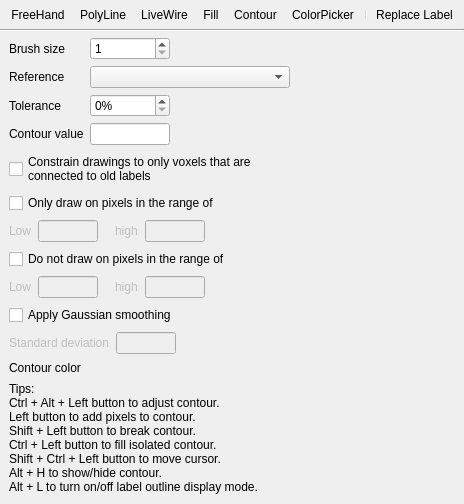
Old version of the form freeview/ToolWindowEdit.ui in the repository neurodebian/freesurfer.
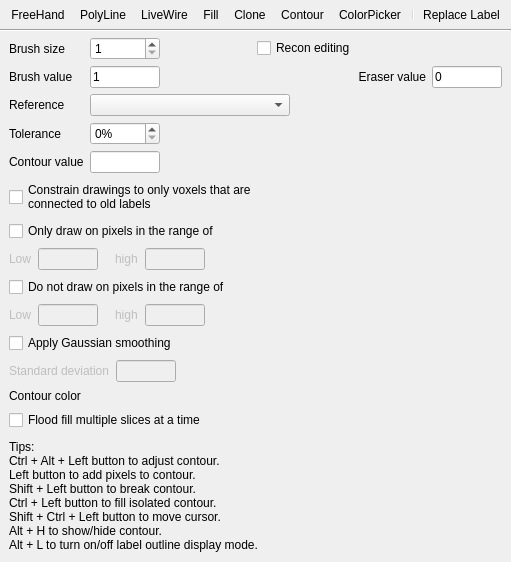
New version of the form. Icons and pictures are not drawn. Custom widgets are drawn as their Qt base class.

```diff
--- a/freeview/ToolWindowEdit.ui
+++ b/freeview/ToolWindowEdit.ui
@@ -6,8 +6,8 @@
    <rect>
     <x>0</x>
     <y>0</y>
-    <width>323</width>
-    <height>590</height>
+    <width>326</width>
+    <height>629</height>
    </rect>
   </property>
   <property name="sizePolicy">
@@ -41,6 +41,7 @@
      <addaction name="actionPolyLine"/>
      <addaction name="actionLiveWire"/>
      <addaction name="actionFill"/>
+     <addaction name="actionClone"/>
      <addaction name="actionContour"/>
      <addaction name="actionColorPicker"/>
      <addaction name="separator"/>
@@ -92,31 +93,18 @@
           <number>1</number>
          </property>
          <property name="maximum">
-          <number>100</number>
+          <number>512</number>
          </property>
         </widget>
        </item>
-       <item row="0" column="2" colspan="3">
-        <spacer name="horizontalSpacer">
-         <property name="orientation">
-          <enum>Qt::Horizontal</enum>
-         </property>
-         <property name="sizeHint" stdset="0">
-          <size>
-           <width>0</width>
-           <height>0</height>
-          </size>
-         </property>
-        </spacer>
-       </item>
-       <item row="1" column="0">
+       <item row="2" column="0">
         <widget class="QLabel" name="labelReference">
          <property name="text">
           <string>Reference</string>
          </property>
         </widget>
        </item>
-       <item row="1" column="1" colspan="3">
+       <item row="2" column="1" colspan="5">
         <widget class="QComboBox" name="comboBoxReference">
          <property name="sizePolicy">
           <sizepolicy hsizetype="Preferred" vsizetype="Fixed">
@@ -132,14 +120,36 @@
          </property>
         </widget>
        </item>
-       <item row="2" column="0">
+       <item row="3" column="0">
         <widget class="QLabel" name="labelTolerance">
          <property name="text">
           <string>Tolerance</string>
          </property>
         </widget>
        </item>
-       <item row="3" column="0">
+       <item row="4" column="1">
+        <widget class="QLineEdit" name="lineEditContourValue">
+         <property name="minimumSize">
+          <size>
+           <width>65</width>
+           <height>0</height>
+          </size>
+         </property>
+         <property name="maximumSize">
+          <size>
+           <width>70</width>
+           <height>16777215</height>
+          </size>
+         </property>
+         <property name="baseSize">
+          <size>
+           <width>0</width>
+           <height>0</height>
+          </size>
+         </property>
+        </widget>
+       </item>
+       <item row="4" column="0">
         <widget class="QLabel" name="labelContourValue">
          <property name="text">
           <string>Contour value</string>
@@ -147,35 +157,13 @@
         </widget>
        </item>
        <item row="3" column="1">
-        <widget class="QLineEdit" name="lineEditContourValue">
-         <property name="minimumSize">
-          <size>
-           <width>0</width>
-           <height>0</height>
-          </size>
-         </property>
-         <property name="maximumSize">
-          <size>
-           <width>80</width>
-           <height>16777215</height>
-          </size>
-         </property>
-         <property name="baseSize">
-          <size>
-           <width>0</width>
-           <height>0</height>
-          </size>
-         </property>
-        </widget>
-       </item>
-       <item row="2" column="1">
         <widget class="QSpinBox" name="spinBoxTolerance">
          <property name="suffix">
           <string>%</string>
          </property>
         </widget>
        </item>
-       <item row="2" column="3">
+       <item row="3" column="2" colspan="4">
         <spacer name="horizontalSpacer_2">
          <property name="orientation">
           <enum>Qt::Horizontal</enum>
@@ -188,7 +176,7 @@
          </property>
         </spacer>
        </item>
-       <item row="3" column="3">
+       <item row="4" column="2" colspan="4">
         <spacer name="horizontalSpacer_3">
          <property name="orientation">
           <enum>Qt::Horizontal</enum>
@@ -201,6 +189,93 @@
          </property>
         </spacer>
        </item>
+       <item row="0" column="3" colspan="3">
+        <widget class="QCheckBox" name="checkBoxReconEditing">
+         <property name="text">
+          <string>Recon editing</string>
+         </property>
+        </widget>
+       </item>
+       <item row="1" column="0">
+        <widget class="QLabel" name="labelBrushValue">
+         <property name="text">
+          <string>Brush value</string>
+         </property>
+        </widget>
+       </item>
+       <item row="1" column="2" colspan="3">
+        <widget class="QLabel" name="labelEraseValue">
+         <property name="text">
+          <string>Eraser value</string>
+         </property>
+         <property name="alignment">
+          <set>Qt::AlignRight|Qt::AlignTrailing|Qt::AlignVCenter</set>
+         </property>
+        </widget>
+       </item>
+       <item row="1" column="1">
+        <widget class="QLineEdit" name="lineEditBrushValue">
+         <property name="minimumSize">
+          <size>
+           <width>0</width>
+           <height>0</height>
+          </size>
+         </property>
+         <property name="maximumSize">
+          <size>
+           <width>70</width>
+           <height>16777215</height>
+          </size>
+         </property>
+         <property name="baseSize">
+          <size>
+           <width>0</width>
+           <height>0</height>
+          </size>
+         </property>
+         <property name="text">
+          <string>1</string>
+         </property>
+        </widget>
+       </item>
+       <item row="1" column="5">
+        <widget class="QLineEdit" name="lineEditEraseValue">
+         <property name="minimumSize">
+          <size>
+           <width>65</width>
+           <height>0</height>
+          </size>
+         </property>
+         <property name="maximumSize">
+          <size>
+           <width>70</width>
+           <height>16777215</height>
+          </size>
+         </property>
+         <property name="baseSize">
+          <size>
+           <width>0</width>
+           <height>0</height>
+          </size>
+         </property>
+         <property name="text">
+          <string>0</string>
+         </property>
+        </widget>
+       </item>
+       <item row="0" column="2">
+        <spacer name="horizontalSpacer">
+         <property name="orientation">
+          <enum>Qt::Horizontal</enum>
+         </property>
+         <property name="sizeHint" stdset="0">
+          <size>
+           <width>1</width>
+           <height>1</height>
+          </size>
+         </property>
+        </spacer>
+       </item>
       </layout>
      </item>
      <item>
@@ -464,6 +539,29 @@
        </item>
       </layout>
      </item>
+     <item>
+      <widget class="QCheckBox" name="checkBoxFill3D">
+       <property name="text">
+        <string>Flood fill multiple slices at a time</string>
+       </property>
+      </widget>
+     </item>
+     <item>
+      <spacer name="verticalSpacer_2">
+       <property name="orientation">
+        <enum>Qt::Vertical</enum>
+       </property>
+       <property name="sizeType">
+        <enum>QSizePolicy::Fixed</enum>
+       </property>
+       <property name="sizeHint" stdset="0">
+        <size>
+         <width>5</width>
+         <height>3</height>
+        </size>
+       </property>
+      </spacer>
+     </item>
      <item>
       <widget class="QLabel" name="labelTips">
        <property name="text">
@@ -596,6 +694,21 @@
     <string>Replace Label</string>
    </property>
   </action>
+  <action name="actionClone">
+   <property name="checkable">
+    <bool>true</bool>
+   </property>
+   <property name="icon">
+    <iconset resource="freeview.qrc">
+     <normaloff>:/resource/icons/voxel_draw_clone.png</normaloff>:/resource/icons/voxel_draw_clone.png</iconset>
+   </property>
+   <property name="text">
+    <string>Clone</string>
+   </property>
+   <property name="toolTip">
+    <string>Clone Voxel</string>
+   </property>
+  </action>
  </widget>
  <customwidgets>
   <customwidget>
```
Left out of the diff: 227 changed lines with no effect on the pictures.
